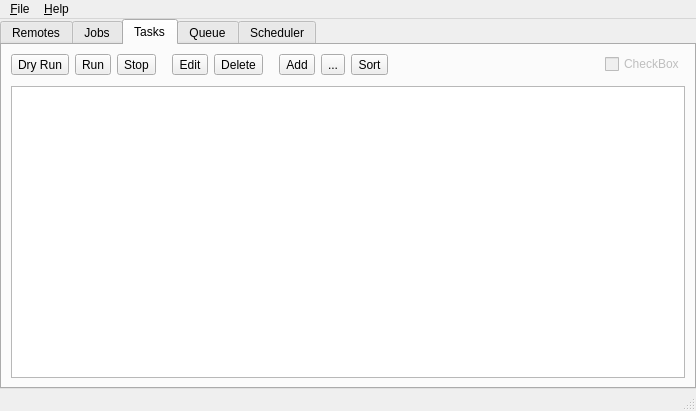
Above: src/main_window.ui from Bdrey503/RcloneBrowser before the change. Below: the same form after it.
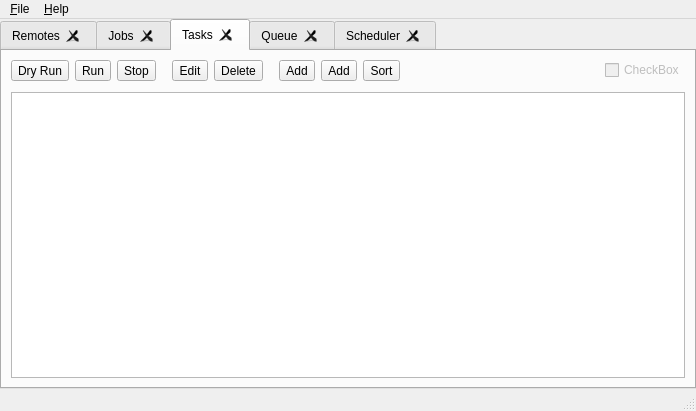
That is the form after the change. The open tabs and pages were chosen to show the change.

Diff of the .ui file:
```diff
--- a/src/main_window.ui
+++ b/src/main_window.ui
@@ -36,7 +36,7 @@
        <number>4</number>
       </property>
       <property name="tabsClosable">
-       <bool>false</bool>
+       <bool>true</bool>
       </property>
       <widget class="QWidget" name="widget">
        <attribute name="title">
@@ -389,7 +389,10 @@
           <item>
            <widget class="QToolButton" name="toolButton">
             <property name="text">
-             <string>...</string>
+             <string>Add</string>
+            </property>
+            <property name="toolButtonStyle">
+             <enum>Qt::ToolButtonTextUnderIcon</enum>
             </property>
            </widget>
           </item>
```
Left out of the diff: 38 changed lines with no effect on the pictures.
